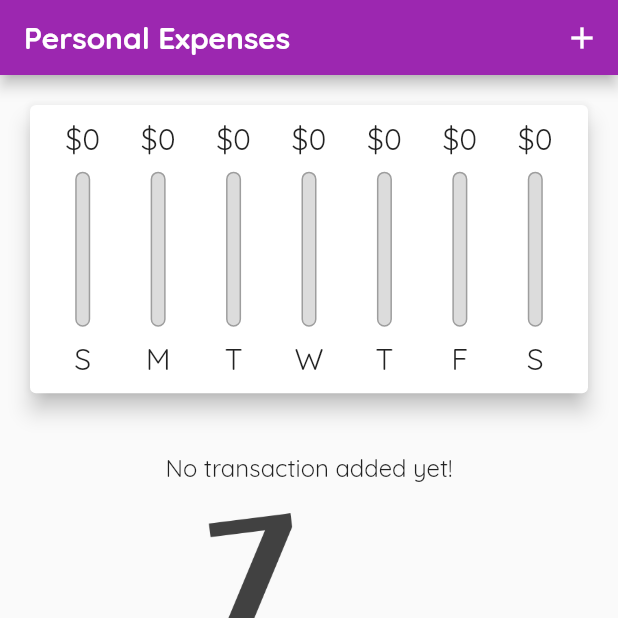
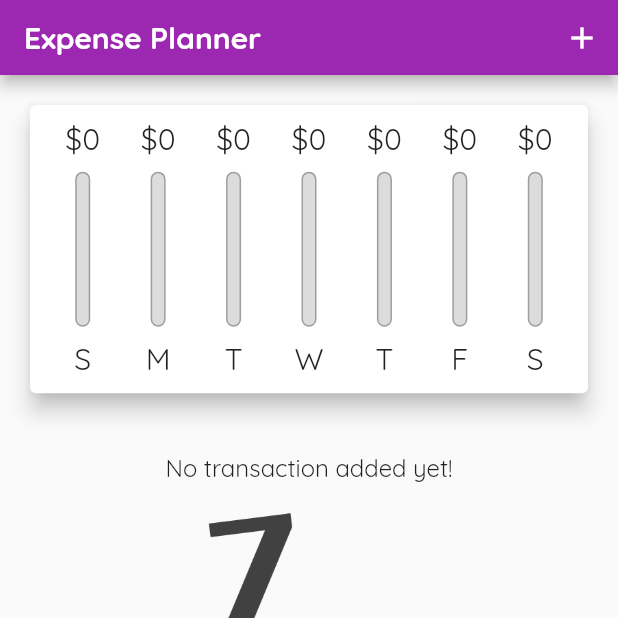
Before and after one commit to Hussnain-Anjum06/expense-planner, a Flutter app: the screen it shows after launch, on a phone screen of 412 x 824 dp, the top half of it. Run offline on Flutter 3.47's test engine with Material 2 defaults, Android fonts, the phone set to English and light mode, and no system bars.

```diff
--- a/lib/main.dart
+++ b/lib/main.dart
@@ -23,10 +23,9 @@ class MyApp extends StatelessWidget {
   Widget build(BuildContext context) {
     return MaterialApp(
       debugShowCheckedModeBanner: false,
-      title: 'Personal Expenses',
+      title: 'Expense Planner',
       theme: ThemeData(
         primarySwatch: Colors.purple,
-
         fontFamily: 'Quicksand',
         textTheme: TextTheme(
           headline6: TextStyle(
@@ -43,7 +42,6 @@ class MyApp extends StatelessWidget {
     );
   }
 }
-
 
 class MyHomePage extends StatefulWidget {
   @override
@@ -118,7 +116,7 @@ class _MyHomePageState extends State<MyHomePage> {
     final PreferredSizeWidget appBar = Platform.isIOS
         ? CupertinoNavigationBar(
             middle: Text(
-              'Personal Expenses',
+              'Expense Planner',
             ),
             trailing: Row(
               mainAxisSize: MainAxisSize.min,
@@ -134,7 +132,7 @@ class _MyHomePageState extends State<MyHomePage> {
             preferredSize: Size.fromHeight(50.0),
             child: AppBar(
               title: Text(
-                'Personal Expenses',
+                'Expense Planner',
                 style: TextStyle(fontFamily: 'Quicksand'),
               ),
               actions: <Widget>[
--- a/lib/widgets/transaction_list.dart
+++ b/lib/widgets/transaction_list.dart
@@ -33,7 +33,7 @@ class TransactionList extends StatelessWidget {
             );
           })
         : ListView.builder(
-            itemBuilder: (ctx, index) {
+            itemBuilder: (ctx, int index) {
               return Card(
                 elevation: 5,
                 margin: EdgeInsets.symmetric(
```
Also changed, not shown: pubspec.yaml (+8 -8 lines), pubspec.lock, 4 other files.
